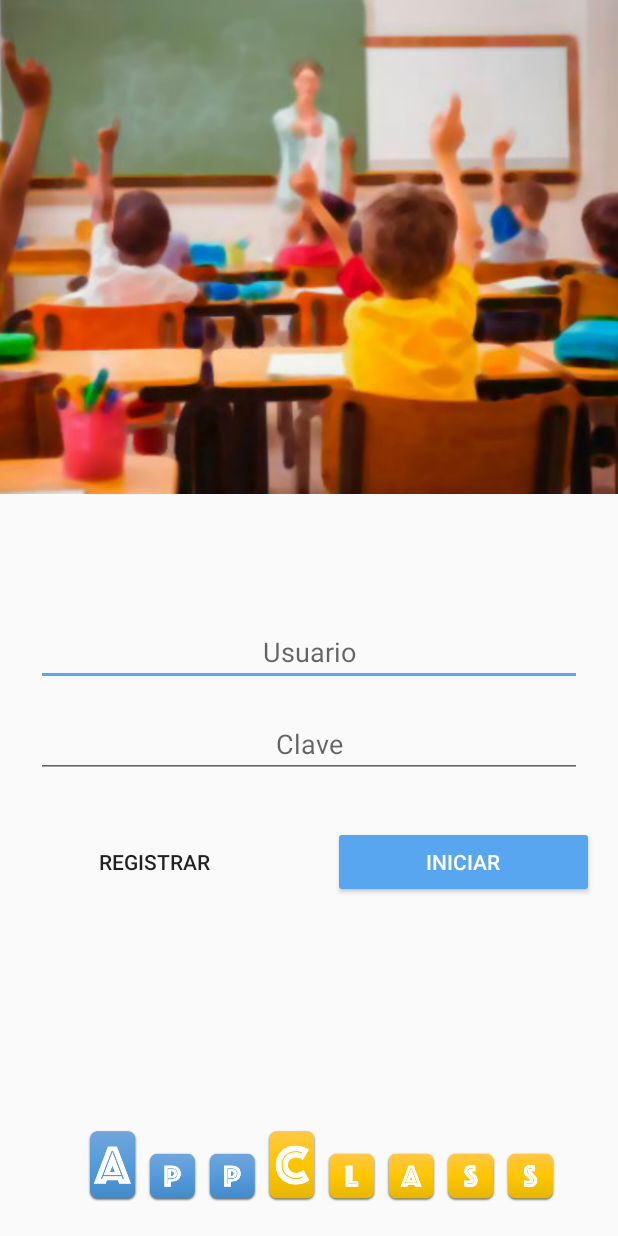
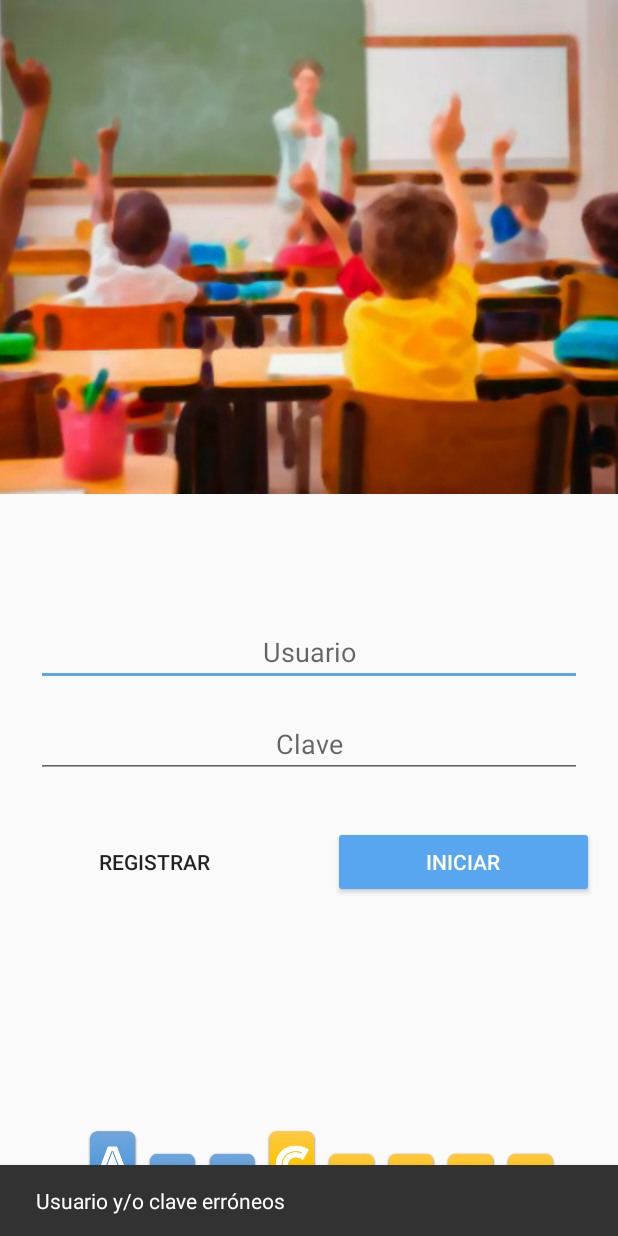
Before and after one commit to rloaeza/Android-AppClass-Kotlin, an Android app: the screen it shows after launch (MainActivity), after a tap on "INICIAR", on a phone screen of 412 x 824 dp. Run offline under Robolectric (Android 15) with nearby library versions, the phone set to English and light mode, and no system bars.

Commit message:
Mejorando funcionalidad

```diff
--- a/app/src/main/java/com/mas_aplicaciones/appclass/InicioSesion.kt
+++ b/app/src/main/java/com/mas_aplicaciones/appclass/InicioSesion.kt
@@ -7,16 +7,19 @@ import androidx.fragment.app.Fragment
 import android.view.LayoutInflater
 import android.view.View
 import android.view.ViewGroup
-import android.widget.Button
-import android.widget.Toast
-import androidx.core.text.set
+import androidx.core.os.bundleOf
 import androidx.navigation.Navigation
+import com.google.android.material.snackbar.Snackbar
 import com.mas_aplicaciones.appclass.modelo.Usuario
 import kotlinx.android.synthetic.main.fragment_inicio_sesion.*
 
-/**
- * A simple [Fragment] subclass.
- */
+//
+//  InicioSesion.kt
+//  AppClass
+//
+//  Created by Roberto Loaeza Valerio on 2019-11-26.
+//  Copyright © 2019 Roberto Loaeza Valerio. All rights reserved.
+//
 class InicioSesion : Fragment() {
 
     override fun onCreateView(
@@ -31,23 +34,26 @@ class InicioSesion : Fragment() {
         super.onViewCreated(view, savedInstanceState)
 
         bRegistrar.setOnClickListener {
-            Navigation.findNavController(it).navigate(R.id.action_inicioSesion_to_registroInstructor)
+
+            var bundle = bundleOf("usuario" to etUsuario.text.toString(), "clave" to etClave.text.toString() )
+            Navigation.findNavController(it).navigate(R.id.action_inicioSesion_to_registroInstructor, bundle)
             etUsuario.text.clear()
             etClave.text.clear()
         }
 
-        bEntrar.setOnClickListener( {
-            if( existeUsuario() != null) {
-                Navigation.findNavController(it).navigate(R.id.action_inicioSesion_to_listadoMaterias)
+        bEntrar.setOnClickListener {
+            val usuario: Usuario? = existeUsuario()
+            if( usuario != null) {
+                var bundle = bundleOf("usuario" to usuario)
+                Navigation.findNavController(it).navigate(R.id.action_inicioSesion_to_listadoMaterias, bundle)
+
                 etUsuario.text.clear()
                 etClave.text.clear()
 
+            } else {
+                Snackbar.make(it, R.string.error_usuario_y_o_clave, Snackbar.LENGTH_LONG).show()
             }
-            else {
-                Toast.makeText(context, "Usuario y/o Clave erróneos", Toast.LENGTH_SHORT).show()
-
-            }
-        })
+        }
     }
 
     private fun existeUsuario(): Usuario? {
--- a/app/src/main/res/navigation/nav.xml
+++ b/app/src/main/res/navigation/nav.xml
@@ -21,7 +21,14 @@
         android:id="@+id/registroInstructor"
         android:name="com.mas_aplicaciones.appclass.RegistroInstructor"
         android:label="fragment_registro_instructor"
-        tools:layout="@layout/fragment_registro_instructor" />
+        tools:layout="@layout/fragment_registro_instructor" >
+        <argument
+            android:name="usuario"
+            app:argType="string" />
+        <argument
+            android:name="clave"
+            app:argType="string" />
+    </fragment>
     <fragment
         android:id="@+id/listadoMaterias"
         android:name="com.mas_aplicaciones.appclass.ListadoMaterias"
@@ -30,6 +37,8 @@
         <action
             android:id="@+id/action_listadoMaterias_to_materia"
             app:destination="@id/materia" />
+        <argument android:name="usuario"
+            app:argType="com.mas_aplicaciones.appclass.modelo.Usuario" />
     </fragment>
     <fragment
         android:id="@+id/materia"
--- a/app/src/main/res/values/strings.xml
+++ b/app/src/main/res/values/strings.xml
@@ -18,4 +18,9 @@
     <string name="materias">Materias</string>
     <string name="agregar_materia">Agregar Materia</string>
     <string name="salir">Salir</string>
+    <string name="error_usuario_y_o_clave">Usuario y/o clave erróneos</string>
+    <string name="error_usuario_existe">El usuario ya existe en la bd</string>
+    <string name="error_claves_no_coinciden">Las claves no coinciden</string>
+    <string name="error_faltan_datos">Faltan datos</string>
+    <string name="msg_bienvenido">Bienvenido %s</string>
 </resources>
```
Also changed, not shown: app/src/main/java/com/mas_aplicaciones/appclass/Asistencia.kt (+8 -4 lines), app/src/main/java/com/mas_aplicaciones/appclass/BaseDatos.kt (+11 -0 lines), app/src/main/java/com/mas_aplicaciones/appclass/ListadoMaterias.kt (+17 -5 lines), app/src/main/java/com/mas_aplicaciones/appclass/MainActivity.kt (+7 -1 lines), app/src/main/java/com/mas_aplicaciones/appclass/Materia.kt (+7 -3 lines), app/src/main/java/com/mas_aplicaciones/appclass/MateriaAlumnos.kt (+7 -3 lines), app/src/main/java/com/mas_aplicaciones/appclass/MateriaListaAsistencia.kt (+7 -3 lines), app/src/main/java/com/mas_aplicaciones/appclass/RegistroAlumno.kt (+7 -3 lines), app/src/main/java/com/mas_aplicaciones/appclass/RegistroInstructor.kt (+16 -27 lines), app/src/main/java/com/mas_aplicaciones/appclass/Reporte.kt (+7 -3 lines), app/src/main/java/com/mas_aplicaciones/appclass/modelo/Usuario.kt (+18 -1 lines).
